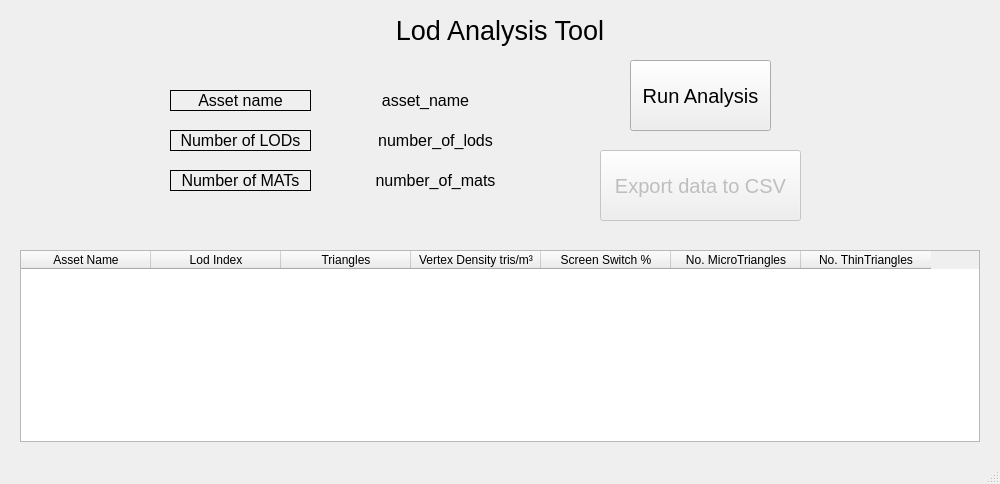
Old version of the form ToolGUI.ui in the repository mattyvioo/lod-analysis-tool.
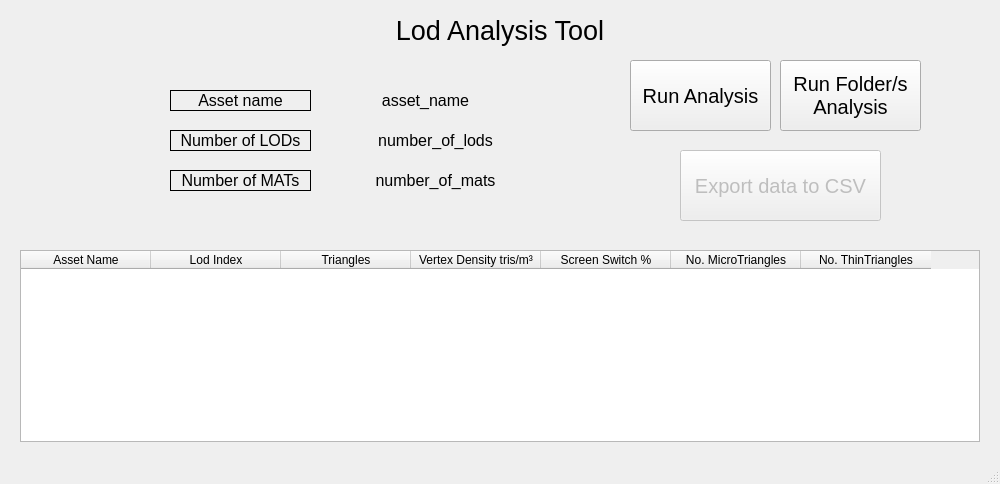
New version of the form.

Commit message: Guiupdated to implement folder analysis

```diff
--- a/ToolGUI.ui
+++ b/ToolGUI.ui
@@ -302,7 +302,7 @@
     </property>
     <property name="geometry">
      <rect>
-      <x>600</x>
+      <x>680</x>
       <y>150</y>
       <width>201</width>
       <height>71</height>
@@ -326,6 +326,37 @@
      <string>Export data to CSV</string>
     </property>
    </widget>
+   <widget class="QPushButton" name="runFolderButton">
+    <property name="geometry">
+     <rect>
+      <x>780</x>
+      <y>60</y>
+      <width>141</width>
+      <height>71</height>
+     </rect>
+    </property>
+    <property name="sizePolicy">
+     <sizepolicy hsizetype="Expanding" vsizetype="Fixed">
+      <horstretch>0</horstretch>
+      <verstretch>0</verstretch>
+     </sizepolicy>
+    </property>
+    <property name="font">
+     <font>
+      <pointsize>15</pointsize>
+     </font>
+    </property>
+    <property name="layoutDirection">
+     <enum>Qt::LeftToRight</enum>
+    </property>
+    <property name="autoFillBackground">
+     <bool>false</bool>
+    </property>
+    <property name="text">
+     <string>Run Folder/s 
+Analysis</string>
+    </property>
+   </widget>
   </widget>
   <widget class="QMenuBar" name="menubar">
    <property name="geometry">
```
The commit also changes 2 other files.
